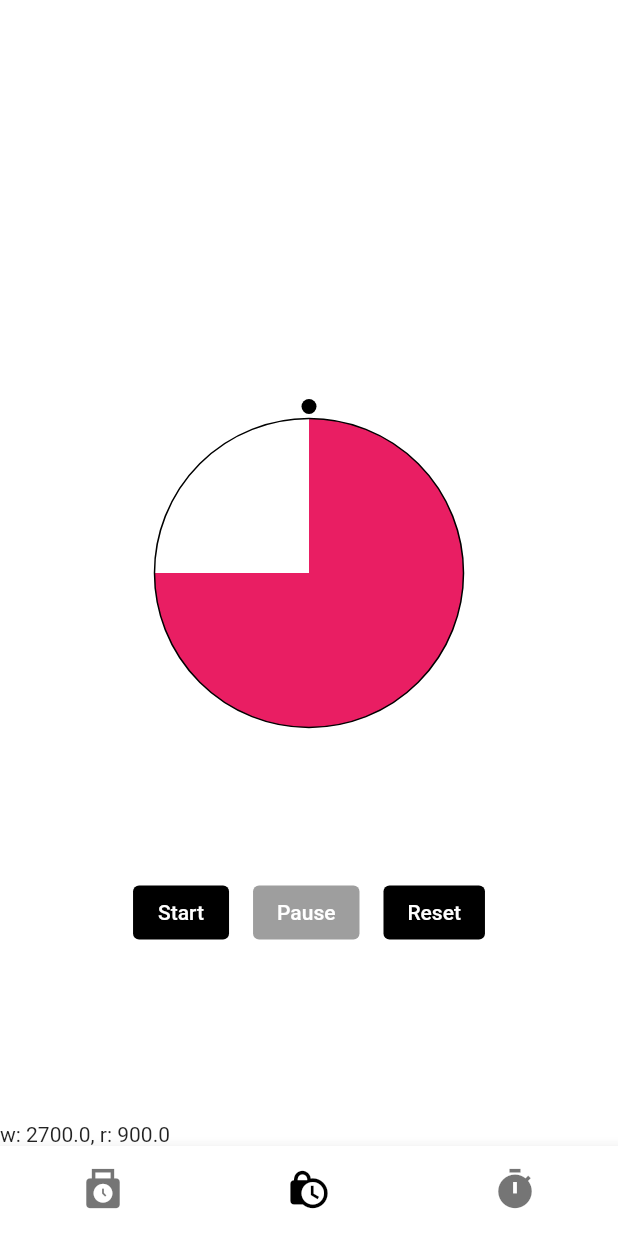
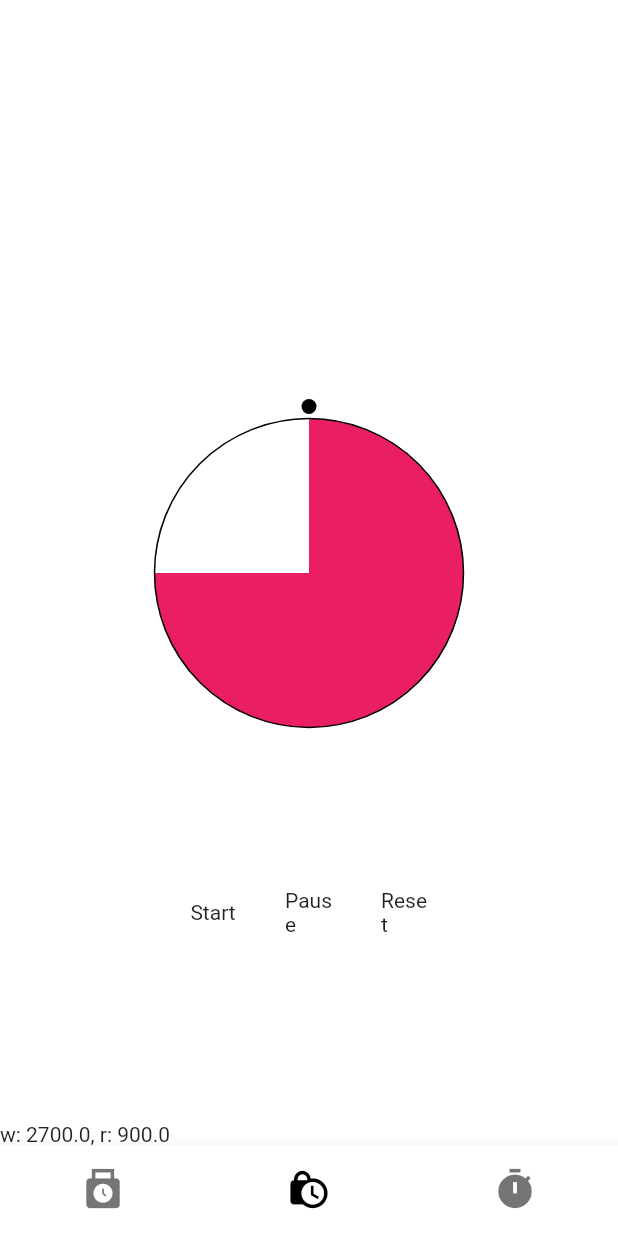
Before and after one commit to pouz/flutter_rest_timer, a Flutter app: the screen it shows after launch, item 2 of the bottom bar chosen, on a phone screen of 412 x 824 dp. Run offline on Flutter 3.47's test engine with Material 2 defaults, Android fonts, the phone set to English and light mode, and no system bars; our stand-ins replace go_router; missing offline and left inert: window_size.

Commit message:
dont use

```diff
--- a/lib/widget/turnable_button.dart
+++ b/lib/widget/turnable_button.dart
@@ -8,30 +8,23 @@ class TurnableButton extends StatelessWidget {
     this.disableBackgroundColor = Colors.grey,
     this.enable = true,
     this.padding = const EdgeInsets.all(8),
-    this.child,
+    required this.child,
   });
 
   final void Function()? onPressed;
   final ButtonStyle? style;
   final Color? disableBackgroundColor;
   final bool enable;
-  final Widget? child;
+  final Widget child;
   final EdgeInsetsGeometry? padding;
 
   @override
   Widget build(BuildContext context) {
     return Padding(
       padding: padding!,
-      child: ElevatedButton(
+      child: IconButton(
         onPressed: onPressed,
-        style: enable
-            ? style
-            : ElevatedButton.styleFrom().copyWith(
-                backgroundColor:
-                    MaterialStateProperty.all(disableBackgroundColor),
-                elevation: MaterialStateProperty.all(0),
-              ),
-        child: child,
+        icon: child,
       ),
     );
   }
```
